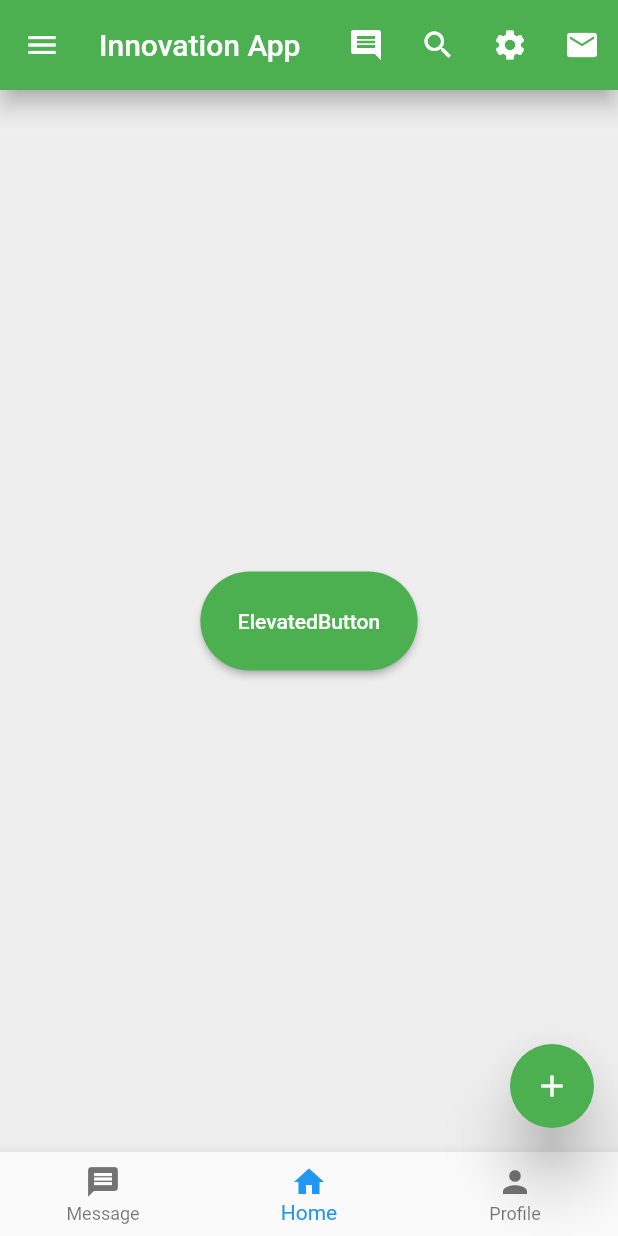
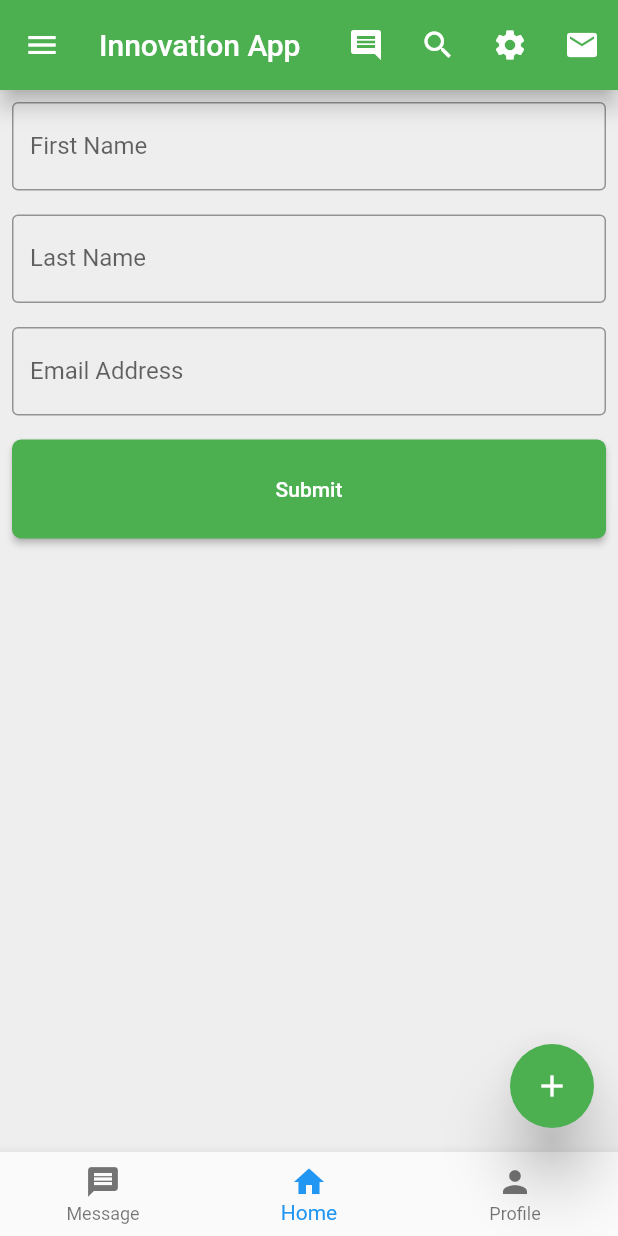
Before and after one commit to csearafat01/flutter_module_6, a Flutter app: the screen it shows after launch, on a phone screen of 412 x 824 dp. Run offline on Flutter 3.47's test engine with Material 2 defaults, Android fonts, the phone set to English and light mode, and no system bars.

Commit message:
use of Form

```diff
--- a/lib/main.dart
+++ b/lib/main.dart
@@ -55,10 +55,11 @@
 
     ButtonStyle buttonStyle = ElevatedButton.styleFrom(
       padding: EdgeInsets.all(25),
+      minimumSize: Size(double.infinity, 60),
       backgroundColor: Colors.green,
       foregroundColor: Colors.white,
       shape: RoundedRectangleBorder(
-        borderRadius: BorderRadius.all(Radius.circular(40))
+        borderRadius: BorderRadius.all(Radius.circular(6))
       )
     );
     return Scaffold(
@@ -181,16 +182,28 @@
       ),
       body: (
       Column(
-        mainAxisAlignment: MainAxisAlignment.center,
+        mainAxisAlignment: MainAxisAlignment.start,
 
         children: [
-          Row(
-            mainAxisAlignment: MainAxisAlignment.center,
-            children: [
-
-              ElevatedButton(onPressed: (){myAlertDialog(context);},child: Text('ElevatedButton'),style: buttonStyle,),
-
-            ],
+          Padding(
+            padding: const EdgeInsets.all(8.0),
+            child:
+            TextField(decoration: InputDecoration(border: OutlineInputBorder(),labelText: 'First Name'),),
+          ),
+          Padding(
+            padding: const EdgeInsets.all(8.0),
+            child:
+            TextField(decoration: InputDecoration(border: OutlineInputBorder(),labelText: 'Last Name'),),
+          ),
+          Padding(
+            padding: const EdgeInsets.all(8.0),
+            child:
+            TextField(decoration: InputDecoration(border: OutlineInputBorder(),labelText: 'Email Address'),),
+          ),
+          Padding(
+            padding: const EdgeInsets.all(8.0),
+            child:
+            ElevatedButton(onPressed: (){},child: Text('Submit'),style: buttonStyle,),
           ),
 
         ],
```
